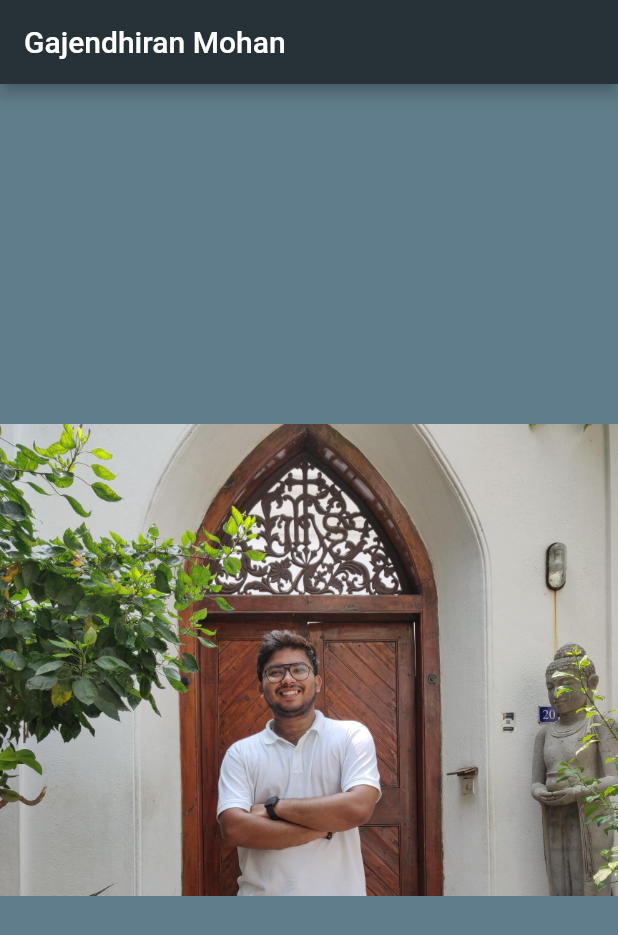
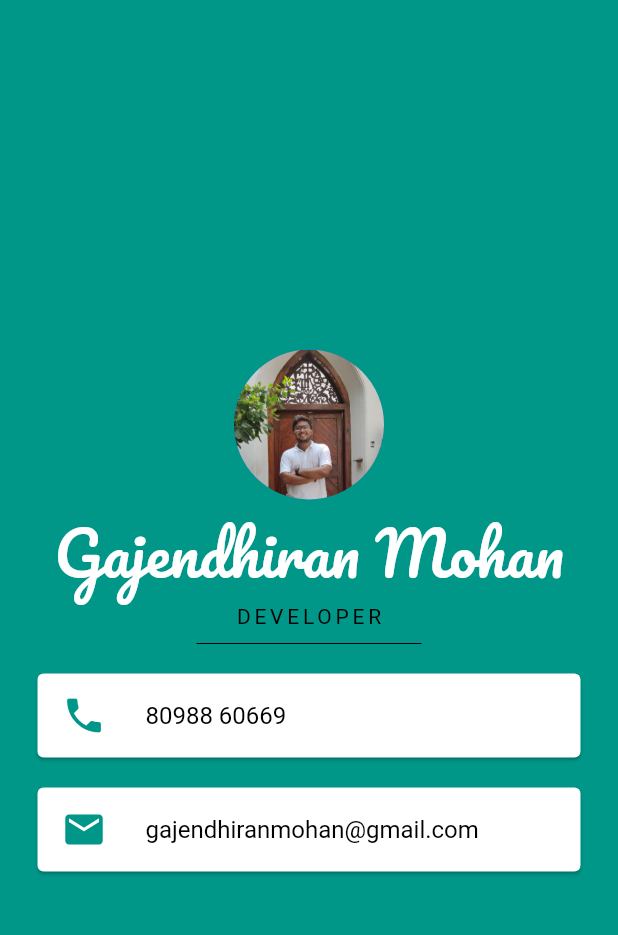
Before and after one commit to Gajendhiranm/flutterprofile, a Flutter app: the screen it shows after launch, on a phone screen of 412 x 824 dp. Shown: the top 935 px of the screen. Run offline on Flutter 3.47's test engine with Material 2 defaults, Android fonts, the phone set to English and light mode, and no system bars.

Commit message:
profile card

```diff
--- a/lib/main.dart
+++ b/lib/main.dart
@@ -1,20 +1,73 @@
 import 'package:flutter/material.dart';
 
 void main() {
-  runApp(
-    MaterialApp(
+  runApp(const Banner());
+}
+
+class Banner extends StatelessWidget {
+  const Banner({Key? key}) : super(key: key);
+
+  @override
+  Widget build(BuildContext context) {
+    return MaterialApp(
       home: Scaffold(
-        backgroundColor: Colors.blueGrey  ,
-        appBar:AppBar(
-          title: const Text('Gajendhiran Mohan'),
-          backgroundColor: Colors.blueGrey[900],
-        ),
-        body: const Center(
-          child: Image(
-            image: AssetImage('Images/gajendhiran.png'),
+        backgroundColor: Colors.teal,
+        body: SafeArea(
+          child: Column(
+            mainAxisAlignment: MainAxisAlignment.center,
+            children: const [
+              CircleAvatar(
+                radius: 50.0,
+                backgroundImage: AssetImage('Images/gajendhiran.png'),
+              ),
+              Text(
+                'Gajendhiran Mohan',
+                style: TextStyle(
+                    fontFamily: 'Pacifico',
+                    fontSize: 40.0,
+                    color: Colors.white),
+              ),
+              Text(
+                'DEVELOPER',
+                style: TextStyle(letterSpacing: 2.5, color: Colors.black),
+              ),
+              SizedBox(height: 20.0,width:150.0,child: Divider(color: Colors.black,
+              ),
+              ),
+              Card(
+                color: Colors.white,
+                margin: EdgeInsets.symmetric(vertical: 10.0, horizontal: 25.0),
+                  child:ListTile(
+                    leading:Icon(
+                      Icons.phone,
+                      size: 30.0,
+                      color: Colors.teal,
+                    ) ,
+                    title: Text('80988 60669', style: TextStyle(color: Colors.black))
+                    ,
+                  ),
+
+              ),
+              Card(
+                color: Colors.white,
+                margin: EdgeInsets.symmetric(vertical: 10.0, horizontal: 25.0),
+                  child:ListTile(
+                    leading:Icon(
+                      Icons.email,
+                      size: 30.0,
+                      color: Colors.teal,
+                    ),
+                    title:Text(
+                      'gajendhiranmohan@gmail.com',
+                      style: TextStyle(color: Colors.black),
+                    ) ,
+                  )
+
+              )
+            ],
           ),
         ),
       ),
-    ),
-  );
+    );
+  }
 }
```
Also changed, not shown: pubspec.yaml (+4 -6 lines), Fonts/Pacifico-Regular.ttf (added), 37 other files.
